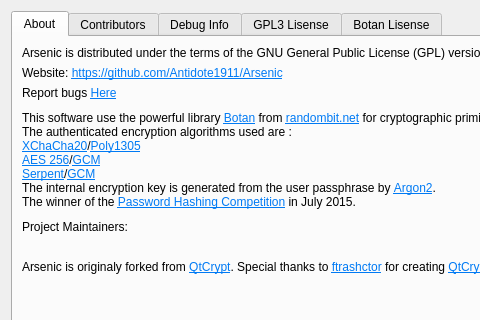
This is src/arsenic/aboutDialog.ui in Antidote1911/arsenic as Qt 5 draws it before an edit; both pictures show x 0 to 480 and y 109 to 429 of the 611 by 603 pixel window. The edited form follows.
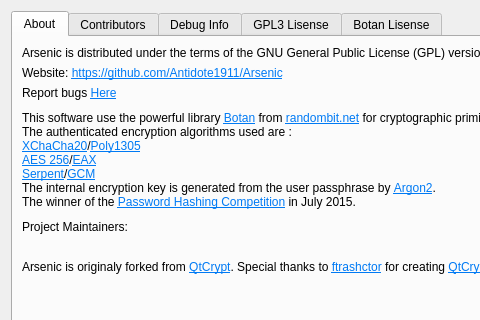
This is the edited form.

The edit to the form file:
```diff
--- a/src/arsenic/aboutDialog.ui
+++ b/src/arsenic/aboutDialog.ui
@@ -161,7 +161,7 @@
        <item>
         <widget class="QLabel" name="label_4">
          <property name="text">
-          <string notr="true">&lt;html&gt;&lt;head/&gt;&lt;body&gt;&lt;p&gt;This software use the powerful library &lt;a href=&quot;https://botan.randombit.net/&quot;&gt;&lt;span style=&quot; text-decoration: underline; color:#007af4;&quot;&gt;Botan&lt;/span&gt;&lt;/a&gt; from &lt;a href=&quot;https://botan.randombit.net/&quot;&gt;&lt;span style=&quot; text-decoration: underline; color:#007af4;&quot;&gt;randombit.net&lt;/span&gt;&lt;/a&gt; for cryptographic primitives.&lt;br/&gt;The authenticated encryption algorithms used are :&lt;br/&gt;&lt;a href=&quot;https://botan.randombit.net/handbook/api_ref/cipher_modes.html#chacha20poly1305&quot;&gt;&lt;span style=&quot; text-decoration: underline; color:#007af4;&quot;&gt;XChaCha20&lt;/span&gt;&lt;/a&gt;/&lt;a href=&quot;https://en.wikipedia.org/wiki/Poly1305&quot;&gt;&lt;span style=&quot; text-decoration: underline; color:#007af4;&quot;&gt;Poly1305&lt;/span&gt;&lt;/a&gt;&lt;a href=&quot;https://botan.randombit.net/handbook/api_ref/cipher_modes.html#chacha20poly1305&quot;&gt;&lt;span style=&quot; text-decoration: underline; color:#007af4;&quot;&gt;&lt;br/&gt;&lt;/span&gt;&lt;/a&gt;&lt;a href=&quot;https://en.wikipedia.org/wiki/Advanced_Encryption_Standard&quot;&gt;&lt;span style=&quot; text-decoration: underline; color:#007af4;&quot;&gt;AES 256&lt;/span&gt;&lt;/a&gt;/&lt;a href=&quot;https://en.wikipedia.org/wiki/Galois/Counter_Mode&quot;&gt;&lt;span style=&quot; text-decoration: underline; color:#007af4;&quot;&gt;GCM&lt;br/&gt;&lt;/span&gt;&lt;/a&gt;&lt;a href=&quot;https://en.wikipedia.org/wiki/Serpent_(cipher)&quot;&gt;&lt;span style=&quot; text-decoration: underline; color:#007af4;&quot;&gt;Serpent&lt;/span&gt;&lt;/a&gt;/&lt;a href=&quot;https://en.wikipedia.org/wiki/Galois/Counter_Mode&quot;&gt;&lt;span style=&quot; text-decoration: underline; color:#007af4;&quot;&gt;GCM&lt;/span&gt;&lt;/a&gt;&lt;br/&gt;The internal encryption key is generated from the user passphrase by &lt;a href=&quot;https://en.wikipedia.org/wiki/Argon2&quot;&gt;&lt;span style=&quot; text-decoration: underline; color:#007af4;&quot;&gt;Argon2&lt;/span&gt;&lt;/a&gt;.&lt;br/&gt;The winner of the &lt;a href=&quot;https://en.wikipedia.org/wiki/Password_Hashing_Competition&quot;&gt;&lt;span style=&quot; text-decoration: underline; color:#007af4;&quot;&gt;Password Hashing Competition&lt;/span&gt;&lt;/a&gt; in July 2015.&lt;/p&gt;&lt;/body&gt;&lt;/html&gt;</string>
+          <string notr="true">&lt;html&gt;&lt;head/&gt;&lt;body&gt;&lt;p&gt;This software use the powerful library &lt;a href=&quot;https://botan.randombit.net/&quot;&gt;&lt;span style=&quot; text-decoration: underline; color:#007af4;&quot;&gt;Botan&lt;/span&gt;&lt;/a&gt; from &lt;a href=&quot;https://botan.randombit.net/&quot;&gt;&lt;span style=&quot; text-decoration: underline; color:#007af4;&quot;&gt;randombit.net&lt;/span&gt;&lt;/a&gt; for cryptographic primitives.&lt;br/&gt;The authenticated encryption algorithms used are :&lt;br/&gt;&lt;a href=&quot;https://botan.randombit.net/handbook/api_ref/cipher_modes.html#chacha20poly1305&quot;&gt;&lt;span style=&quot; text-decoration: underline; color:#007af4;&quot;&gt;XChaCha20&lt;/span&gt;&lt;/a&gt;/&lt;a href=&quot;https://en.wikipedia.org/wiki/Poly1305&quot;&gt;&lt;span style=&quot; text-decoration: underline; color:#007af4;&quot;&gt;Poly1305&lt;/span&gt;&lt;/a&gt;&lt;a href=&quot;https://botan.randombit.net/handbook/api_ref/cipher_modes.html#chacha20poly1305&quot;&gt;&lt;span style=&quot; text-decoration: underline; color:#007af4;&quot;&gt;&lt;br/&gt;&lt;/span&gt;&lt;/a&gt;&lt;a href=&quot;https://en.wikipedia.org/wiki/Advanced_Encryption_Standard&quot;&gt;&lt;span style=&quot; text-decoration: underline; color:#007af4;&quot;&gt;AES 256&lt;/span&gt;&lt;/a&gt;/&lt;a href=&quot;https://en.wikipedia.org/wiki/EAX_mode&quot;&gt;&lt;span style=&quot; text-decoration: underline; color:#007af4;&quot;&gt;EAX&lt;/span&gt;&lt;/a&gt;&lt;a href=&quot;https://en.wikipedia.org/wiki/Galois/Counter_Mode&quot;&gt;&lt;span style=&quot; text-decoration: underline; color:#007af4;&quot;&gt;&lt;br/&gt;&lt;/span&gt;&lt;/a&gt;&lt;a href=&quot;https://en.wikipedia.org/wiki/Serpent_(cipher)&quot;&gt;&lt;span style=&quot; text-decoration: underline; color:#007af4;&quot;&gt;Serpent&lt;/span&gt;&lt;/a&gt;/&lt;a href=&quot;https://en.wikipedia.org/wiki/Galois/Counter_Mode&quot;&gt;&lt;span style=&quot; text-decoration: underline; color:#007af4;&quot;&gt;GCM&lt;/span&gt;&lt;/a&gt;&lt;br/&gt;The internal encryption key is generated from the user passphrase by &lt;a href=&quot;https://en.wikipedia.org/wiki/Argon2&quot;&gt;&lt;span style=&quot; text-decoration: underline; color:#007af4;&quot;&gt;Argon2&lt;/span&gt;&lt;/a&gt;.&lt;br/&gt;The winner of the &lt;a href=&quot;https://en.wikipedia.org/wiki/Password_Hashing_Competition&quot;&gt;&lt;span style=&quot; text-decoration: underline; color:#007af4;&quot;&gt;Password Hashing Competition&lt;/span&gt;&lt;/a&gt; in July 2015.&lt;/p&gt;&lt;/body&gt;&lt;/html&gt;</string>
          </property>
          <property name="openExternalLinks">
           <bool>true</bool>
```
Left out of the diff: 4 changed lines with no effect on the pictures.
